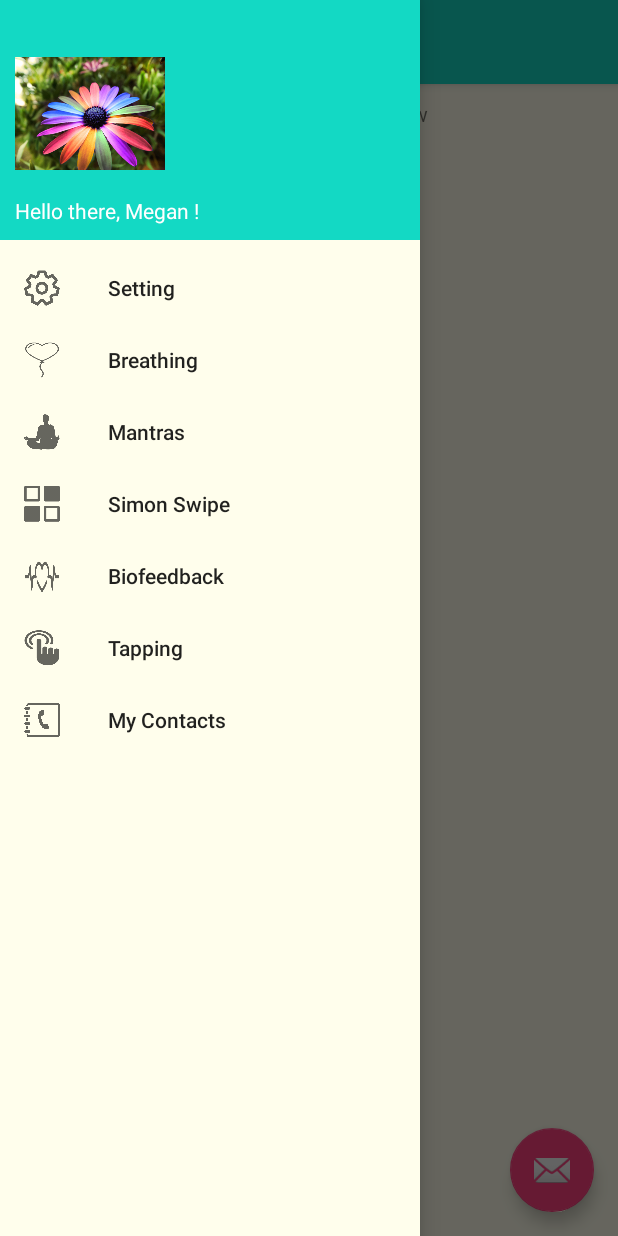
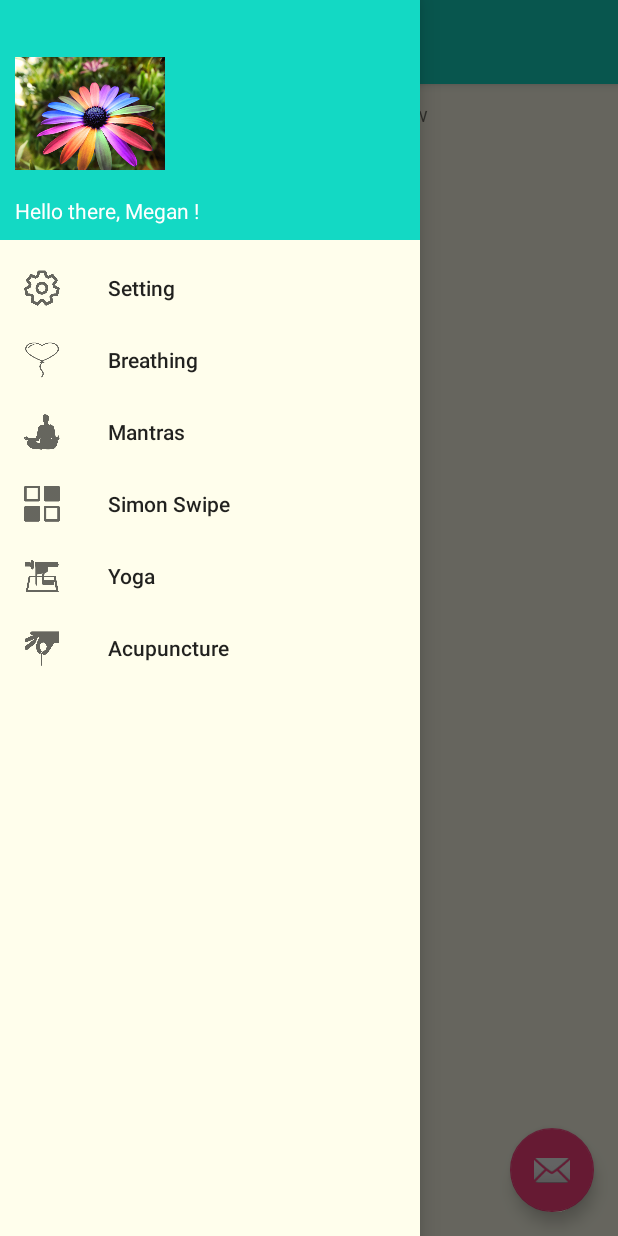
Before and after one commit to courtneyrae23/BeeCalm, an Android app: the screen it shows after launch (SideBarActivity), with the side drawer open, on a phone screen of 412 x 824 dp. Run offline under Robolectric (Android 15) with nearby library versions, the phone set to English and light mode, and no system bars.

Commit message:
removed biofeedback, contact list and added yoga and acupuncture on the side bar

```diff
--- a/BeeCalm/mobile/src/main/res/menu/activity_side_bar_drawer.xml
+++ b/BeeCalm/mobile/src/main/res/menu/activity_side_bar_drawer.xml
@@ -19,17 +19,14 @@
             android:icon="@mipmap/ic_simon"
             android:title="Simon Swipe" />
         <item
-            android:id="@+id/nav_biofeedback"
-            android:icon="@mipmap/ic_biofeedback"
-            android:title="Biofeedback" />
+            android:id="@+id/nav_yoga"
+            android:icon="@mipmap/ic_yoga"
+            android:title="Yoga" />
         <item
-            android:id="@+id/nav_tapping"
-            android:icon="@mipmap/ic_tapping"
-            android:title="Tapping" />
-        <item
-            android:id="@+id/nav_contacts"
-            android:icon="@mipmap/ic_contacts"
-            android:title="My Contacts" />
+            android:id="@+id/nav_acupuncture"
+            android:icon="@mipmap/ic_acupuncture"
+            android:title="Acupuncture" />
+
     </group>
 
 </menu>
```
Also changed, not shown: BeeCalm/mobile/src/main/java/wecare/beecalm/SideBarActivity.java (+10 -0 lines), BeeCalm/mobile/src/main/res/mipmap-xxhdpi/ic_acupuncture.png (added), BeeCalm/mobile/src/main/res/mipmap-xxhdpi/ic_contacts.png (deleted), BeeCalm/mobile/src/main/res/mipmap-xxhdpi/ic_tapping.png (deleted), BeeCalm/mobile/src/main/res/mipmap-xxhdpi/ic_yoga.png (added).
